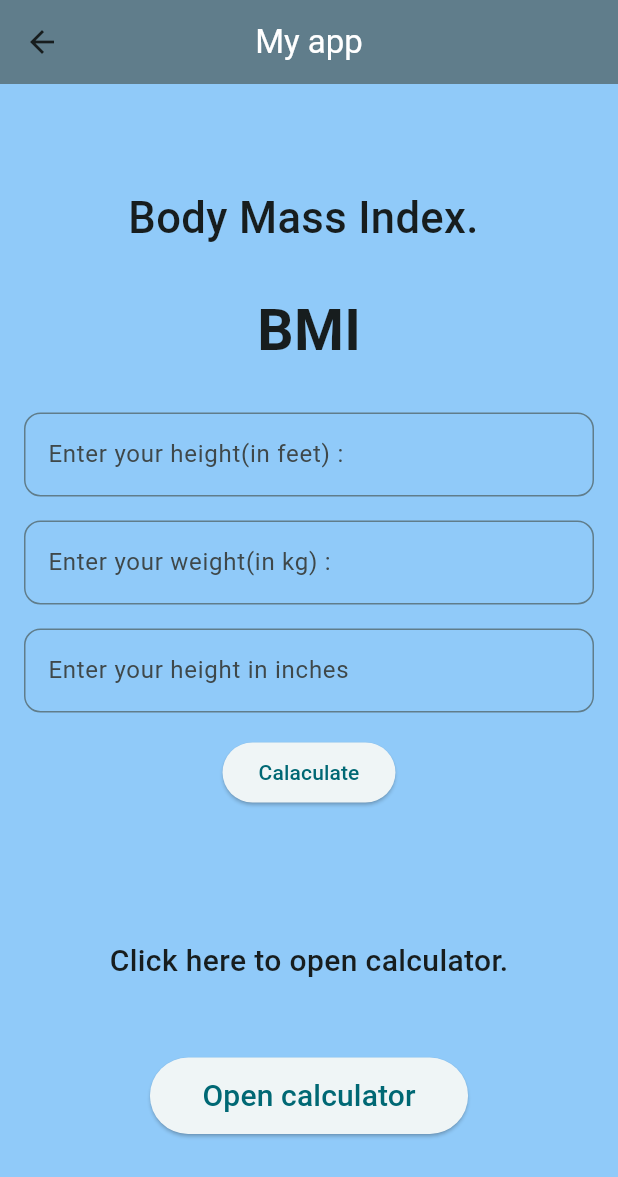
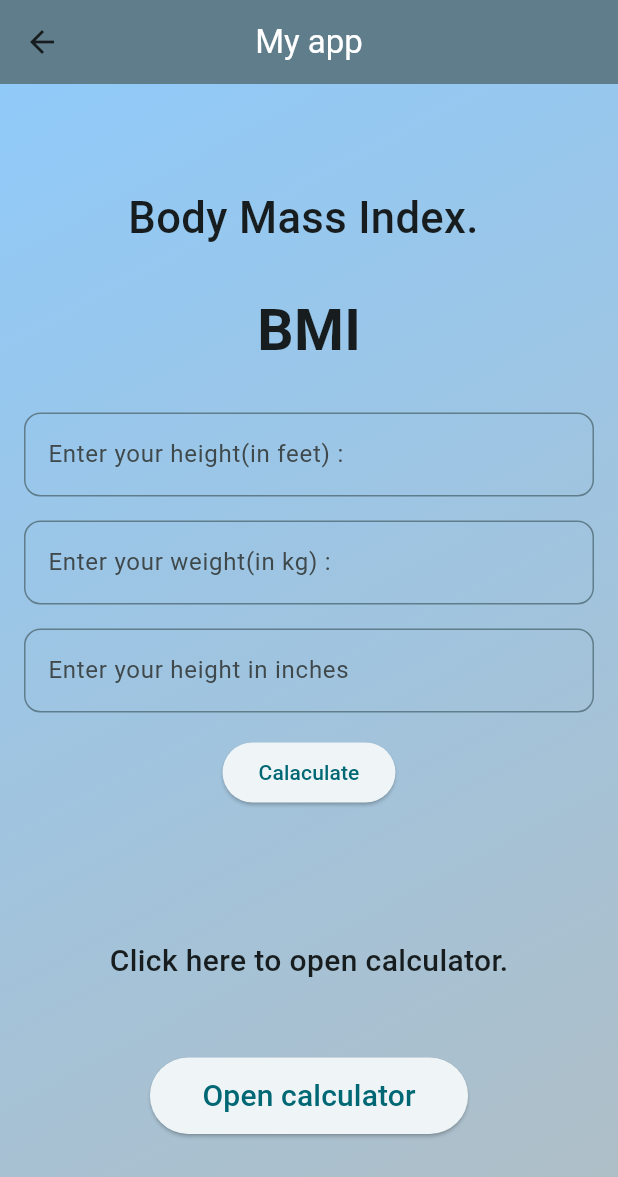
Before and after one commit to Ayyan-sufian/flutter-bases, a Flutter app: the screen it shows after launch, after a tap on "Login", after a tap on "Open without Login", on a phone screen of 412 x 824 dp. Shown: the top 1177 px of the screen. Run offline on Flutter 3.47's test engine with Material 3 defaults, Android fonts, the phone set to English and light mode, and no system bars; our stand-ins replace font_awesome_flutter.

Commit message:
main.dart

```diff
--- a/lib/calculator.dart
+++ b/lib/calculator.dart
@@ -27,6 +27,16 @@ class _CalculatorPgState extends State<CalculatorPg> {
   ),
 
   body:Container(
+    decoration: BoxDecoration(
+      gradient: LinearGradient(colors: [
+        Colors.blue.shade200,
+        Colors.blueGrey.shade200,
+      ],
+        begin: Alignment.topLeft,
+        end: Alignment.bottomRight,
+      ),
+
+    ),
   child: Center(
     child: SingleChildScrollView(
       child: Column(
--- a/lib/intro_page.dart
+++ b/lib/intro_page.dart
@@ -25,16 +25,27 @@ class _IntroPageState extends State<IntroPage> {
     backgroundColor: Colors.blueGrey,
     centerTitle: true,
      ),
-     body: Center(
+     body: Container(
+       decoration: BoxDecoration(
+         gradient: LinearGradient(colors: [
+           Colors.blue.shade200,
+           Colors.blueGrey.shade200,
+         ],
+           begin: Alignment.topLeft,
+           end: Alignment.bottomRight,
+         ),
+
+       ),
+       child: Center(
          child: SingleChildScrollView(
            child: Column(
              mainAxisAlignment: MainAxisAlignment.center,
              crossAxisAlignment: CrossAxisAlignment.center,
              children: [
-             Text('Hello world! This is my first app. ', style: TextStyle(fontSize: 20,fontWeight: FontWeight.w500,color: Colors.blue),),
+               Text('Hello world! This is my first app. ', style: TextStyle(fontSize: 20,fontWeight: FontWeight.w500,color: Colors.blueGrey),),
                Padding(
                  padding: const EdgeInsets.symmetric(vertical: 60),//all(60.0),
-               child: Text('Login',style: TextStyle(fontSize: 25,fontWeight: FontWeight.bold,color: Colors.blue),),
+                 child: Text('Login',style: TextStyle(fontSize: 25,fontWeight: FontWeight.bold,color: Colors.blueGrey),),
                ),
                Form(
                    child: Padding(
@@ -149,6 +160,7 @@ class _IntroPageState extends State<IntroPage> {
            ),
          ),
        ),
+     ),
    );
 
   }
--- a/lib/main.dart
+++ b/lib/main.dart
@@ -73,7 +73,16 @@ class _MyHomePageState extends State<MyHomePage> {
           centerTitle: true,
         ),
       body:Container(
-        color: bgColor,
+        decoration: BoxDecoration(
+          gradient: LinearGradient(colors: [
+            Colors.blue.shade200,
+            Colors.blueGrey.shade200,
+          ],
+            begin: Alignment.topLeft,
+            end: Alignment.bottomRight,
+          ),
+
+        ),
         child: Center(
           child: SingleChildScrollView(
             child: Column(
@@ -82,7 +91,7 @@ class _MyHomePageState extends State<MyHomePage> {
               children: [
                 Padding(
                   padding: const EdgeInsets.only(bottom: 28.0),
-                  child: Text('Body Mass Index. ',style: TextStyle(fontWeight: FontWeight.w500,fontSize: 29),),
+                  child: Text('Body Mass Index. ',style: TextStyle(fontWeight: FontWeight.w500,fontSize: 29,),),
                 ),
                 Padding(
                   padding: const EdgeInsets.only(bottom: 28.0),
```
Lines whose indentation alone changed are shown as unchanged.
